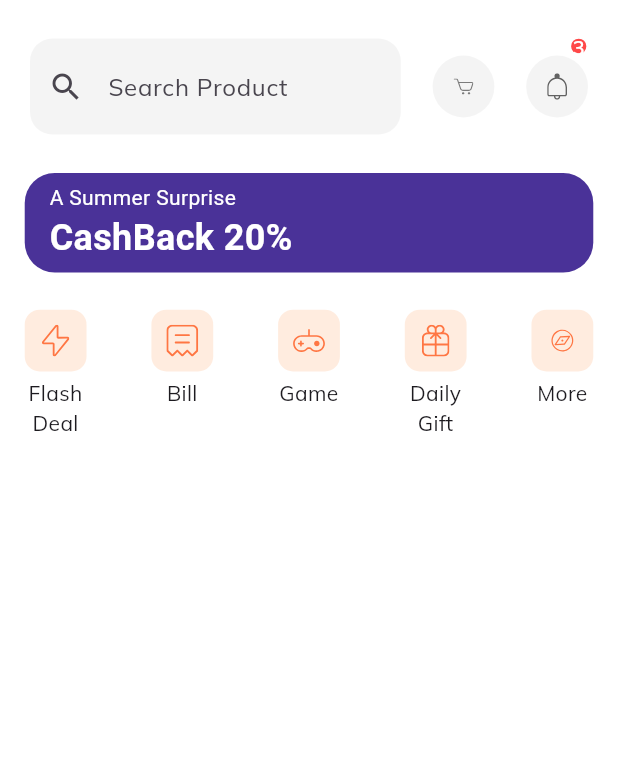
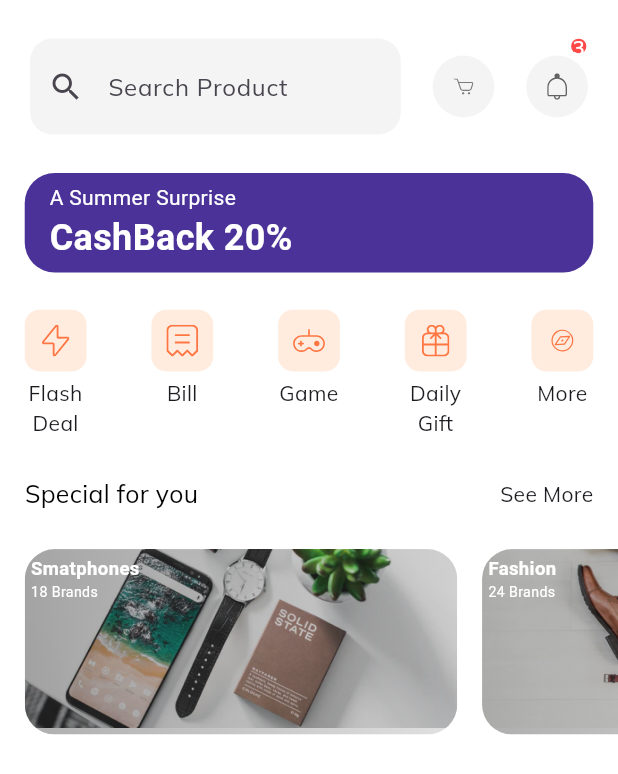
Before and after one commit to 9reis/e-commerce1, a Flutter app: the HomeScreen screen opened by its route, on a phone screen of 412 x 824 dp. Shown: the top 774 px of the screen. Run offline on Flutter 3.47's test engine with Material 2 defaults, Android fonts, the phone set to English and light mode, and no system bars; our stand-ins replace flutter_svg.

Commit message:
Special Offer

```diff
--- a/lib/screens/home/components/body.dart
+++ b/lib/screens/home/components/body.dart
@@ -1,4 +1,7 @@
+import 'package:ecommerce1/screens/home/components/special_offers.dart';
 import 'package:flutter/material.dart';
+
+import 'package:ecommerce1/utils/size_config.dart';
 
 import 'categories.dart';
 import 'discount_banner.dart';
@@ -9,18 +12,18 @@ class Body extends StatelessWidget {
 
   @override
   Widget build(BuildContext context) {
-    final size = MediaQuery.of(context).size;
-
     return SafeArea(
       child: SingleChildScrollView(
         child: Column(
           children: [
-            SizedBox(height: size.height * 0.02),
+            SizedBox(height: getHeight(0.02, context)),
             HomeHeader(),
-            SizedBox(height: size.height * 0.02),
+            SizedBox(height: getHeight(0.02, context)),
             DiscountBanner(),
-            SizedBox(height: size.height * 0.03),
-            Categories()
+            SizedBox(height: getHeight(0.03, context)),
+            Categories(),
+            SizedBox(height: getHeight(0.03, context)),
+            SpecialOffers()
           ],
         ),
       ),
--- /dev/null
+++ b/lib/screens/home/components/section_title.dart
@@ -0,0 +1,39 @@
+import 'package:flutter/material.dart';
+
+import '../../../utils/size_config.dart';
+
+class SectionTitle extends StatelessWidget {
+  const SectionTitle({
+    Key? key,
+    required this.text,
+    required this.press,
+  }) : super(key: key);
+
+  final String text;
+  final GestureTapCallback press;
+
+  @override
+  Widget build(BuildContext context) {
+    return Padding(
+      padding: EdgeInsets.symmetric(
+        horizontal: getWidth(0.04, context),
+      ),
+      child: Row(
+        mainAxisAlignment: MainAxisAlignment.spaceBetween,
+        children: [
+          Text(
+            text,
+            style: TextStyle(
+              fontSize: getWidth(0.04, context),
+              color: Colors.black,
+            ),
+          ),
+          GestureDetector(
+            onTap: press,
+            child: Text('See More'),
+          ),
+        ],
+      ),
+    );
+  }
+}
--- /dev/null
+++ b/lib/screens/home/components/special_offers.dart
@@ -0,0 +1,117 @@
+import 'package:ecommerce1/screens/home/components/section_title.dart';
+import 'package:flutter/material.dart';
+
+import '../../../utils/size_config.dart';
+
+class SpecialOffers extends StatelessWidget {
+  const SpecialOffers({
+    super.key,
+  });
+
+  @override
+  Widget build(BuildContext context) {
+    return Column(
+      children: [
+        SectionTitle(
+          text: 'Special for you',
+          press: () {},
+        ),
+        SizedBox(height: getHeight(0.03, context)),
+        SingleChildScrollView(
+          scrollDirection: Axis.horizontal,
+          child: Row(
+            children: [
+              SpecialOfferCard(
+                category: 'Smatphones',
+                image: 'assets/images/Image Banner 2.png',
+                numOfBrands: 18,
+                press: () {},
+              ),
+              SpecialOfferCard(
+                category: 'Fashion',
+                image: 'assets/images/Image Banner 3.png',
+                numOfBrands: 24,
+                press: () {},
+              ),
+              SizedBox(height: getHeight(0.03, context)),
+            ],
+          ),
+        ),
+      ],
+    );
+  }
+}
+
+class SpecialOfferCard extends StatelessWidget {
+  final String category;
+  final String image;
+  final int numOfBrands;
+  final GestureTapCallback press;
+
+  const SpecialOfferCard({
+    Key? key,
+    required this.category,
+    required this.image,
+    required this.numOfBrands,
+    required this.press,
+  }) : super(key: key);
+
+  @override
+  Widget build(BuildContext context) {
+    return Padding(
+      padding: EdgeInsets.only(left: getWidth(0.04, context)),
+      child: SizedBox(
+        width: getWidth(0.7, context),
+        height: getHeight(0.15, context),
+        child: ClipRRect(
+          borderRadius: BorderRadius.circular(20),
+          child: Stack(
+            children: [
+              Image.asset(
+                image,
+                fit: BoxFit.cover,
+              ),
+              Container(
+                decoration: BoxDecoration(
+                  gradient: LinearGradient(
+                    colors: [
+                      Color(0XFF343434).withOpacity(0.4),
+                      Color(0XFF343434).withOpacity(0.15),
+                    ],
+                  ),
+                ),
+              ),
+              Padding(
+                padding: EdgeInsets.symmetric(
+                    horizontal: getWidth(0.01, context),
+                    vertical: getWidth(0.01, context)),
+                child: Text.rich(
+                  TextSpan(
+                    style: TextStyle(
+                      color: Colors.white,
+                    ),
+                    children: [
+                      TextSpan(
+                        text: '$category\n',
+                        style: TextStyle(
+                          fontSize: getWidth(0.03, context),
+                          fontWeight: FontWeight.bold,
+                        ),
+                      ),
+                      TextSpan(
+                        text: '$numOfBrands Brands',
+                        style: TextStyle(
+                          fontSize: getWidth(0.023, context),
+                        ),
+                      ),
+                    ],
+                  ),
+                ),
+              )
+            ],
+          ),
+        ),
+      ),
+    );
+  }
+}
--- a/lib/utils/size_config.dart
+++ b/lib/utils/size_config.dart
@@ -28,3 +28,15 @@ double getProportionateScreenWidth(double inputWidth) {
   // 375 is the layout width that designer use
   return (inputWidth / 375.0) * screenWidth;
 }
+
+double getWidth(double size, BuildContext context) {
+  final sizeWidth = MediaQuery.of(context).size.width * size;
+
+  return sizeWidth as double;
+}
+
+double getHeight(double size, BuildContext context) {
+  final sizeHeight = MediaQuery.of(context).size.height * size;
+
+  return sizeHeight as double;
+}
```
